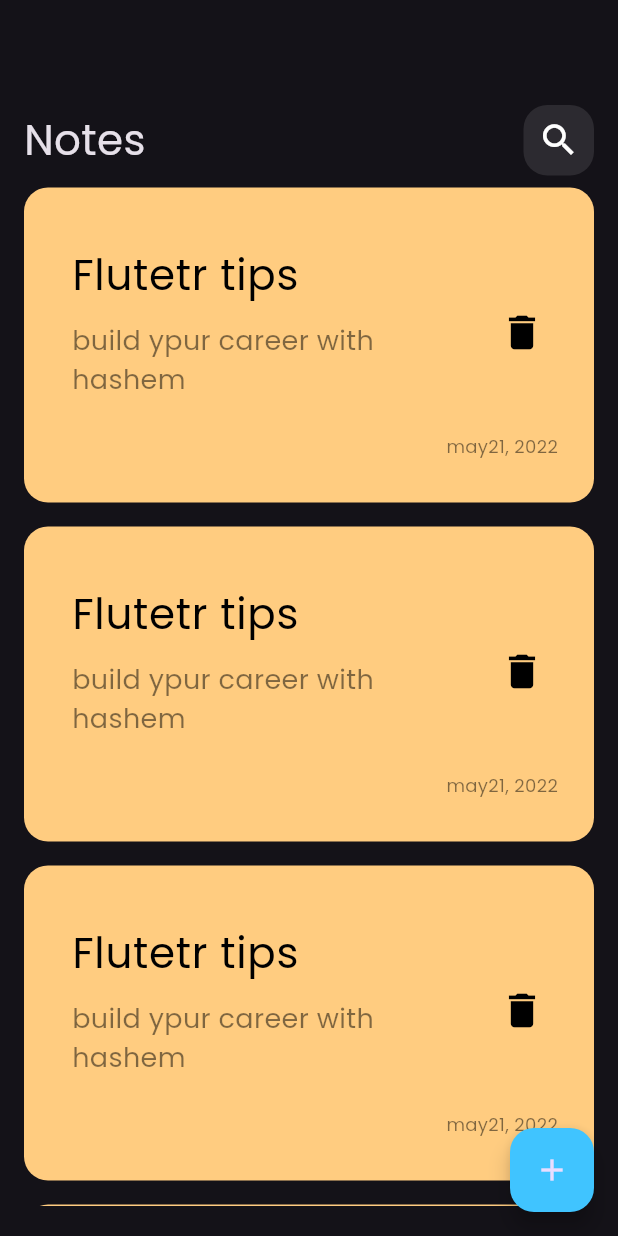
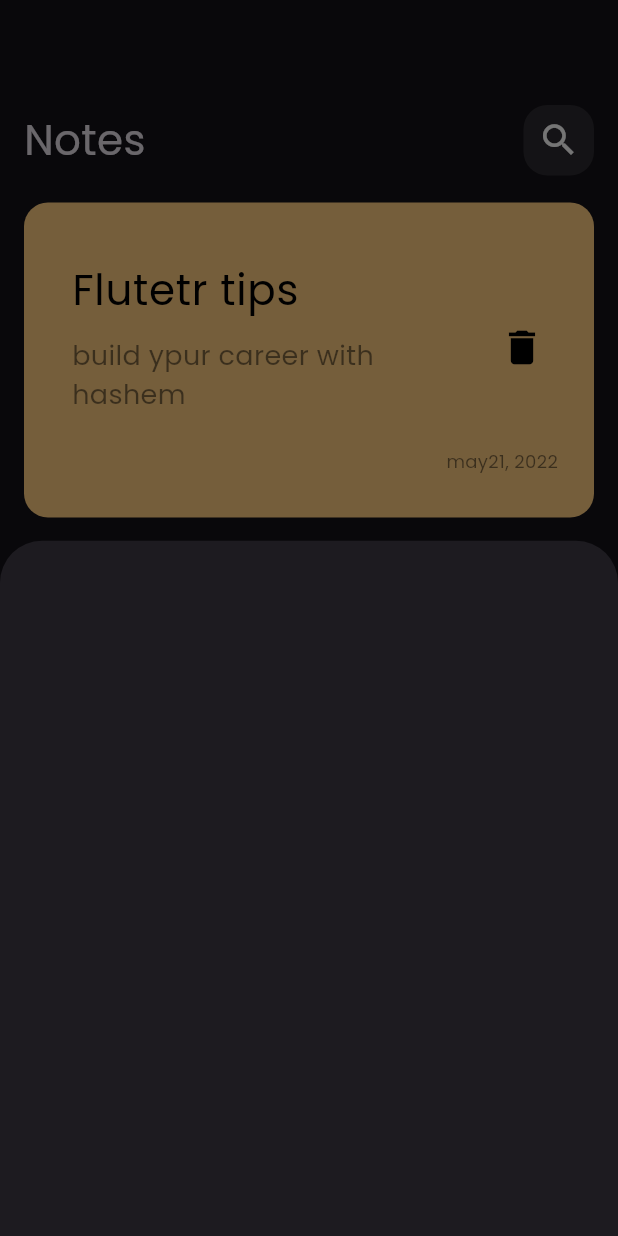
Before and after one commit to Hashem02-it/notes_app, a Flutter app: the screen it shows after launch, after a tap on the "add" icon, on a phone screen of 412 x 824 dp. Run offline on Flutter 3.47's test engine with Material 3 defaults, Android fonts, the phone set to English and light mode, and no system bars.

Commit message:
show modal bottom sheet

```diff
--- a/lib/views/notes_view.dart
+++ b/lib/views/notes_view.dart
@@ -1,4 +1,5 @@
 import 'package:flutter/material.dart';
+import 'package:note_app/views/widgets/add_note_bottom_sjeet.dart';
 import 'package:note_app/views/widgets/notes_view_body.dart';
 
 class NotesView extends StatelessWidget {
@@ -9,7 +10,13 @@ class NotesView extends StatelessWidget {
     return Scaffold(
       floatingActionButton: FloatingActionButton(
         backgroundColor: Colors.lightBlueAccent,
-        onPressed: () {},
+        onPressed: () {
+          showModalBottomSheet(
+              context: context,
+              builder: (context) {
+                return AddNoteBottomSheet();
+              });
+        },
         child: Icon(Icons.add),
       ),
       body: NotesViewBody(),
--- /dev/null
+++ b/lib/views/widgets/add_note_bottom_sjeet.dart
@@ -0,0 +1,10 @@
+import 'package:flutter/material.dart';
+
+class AddNoteBottomSheet extends StatelessWidget {
+  const AddNoteBottomSheet({super.key});
+
+  @override
+  Widget build(BuildContext context) {
+    return Container();
+  }
+}
--- a/lib/views/widgets/notes_listview.dart
+++ b/lib/views/widgets/notes_listview.dart
@@ -6,11 +6,16 @@ class NotesListView extends StatelessWidget {
 
   @override
   Widget build(BuildContext context) {
-    return ListView.builder(itemBuilder: (context, index) {
-      return Padding(
-        padding: const EdgeInsets.symmetric(vertical: 8),
-        child: CustomNoteItem(),
-      );
-    });
+    return Padding(
+      padding: const EdgeInsets.symmetric(vertical: 10),
+      child: ListView.builder(
+          padding: EdgeInsets.zero,
+          itemBuilder: (context, index) {
+            return Padding(
+              padding: const EdgeInsets.symmetric(vertical: 8),
+              child: CustomNoteItem(),
+            );
+          }),
+    );
   }
 }
```
